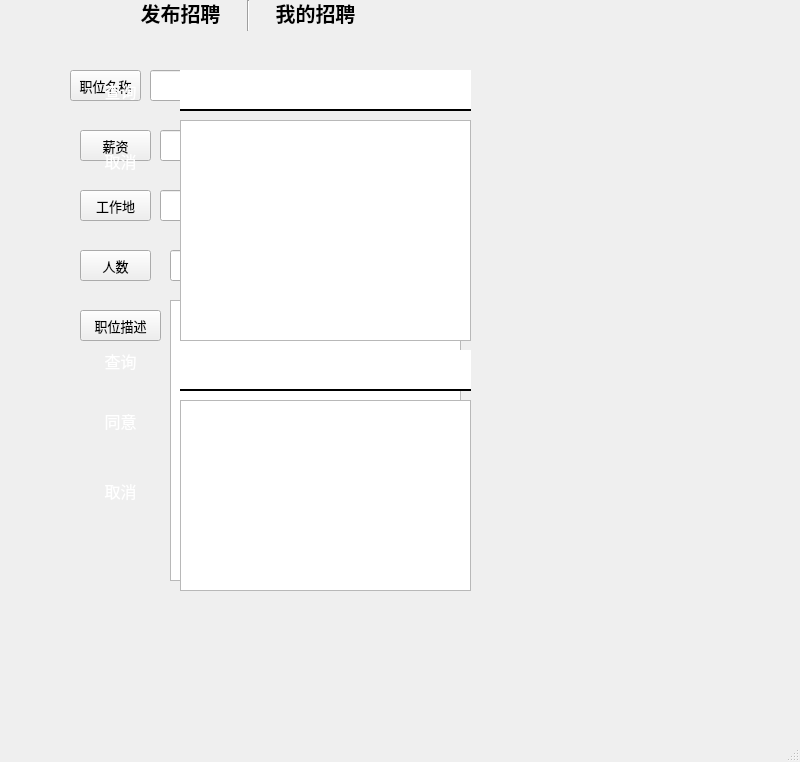
The window that BOOS/boosUI.ui (python-team-9/final_work) describes before a commit, drawn with Qt 5.
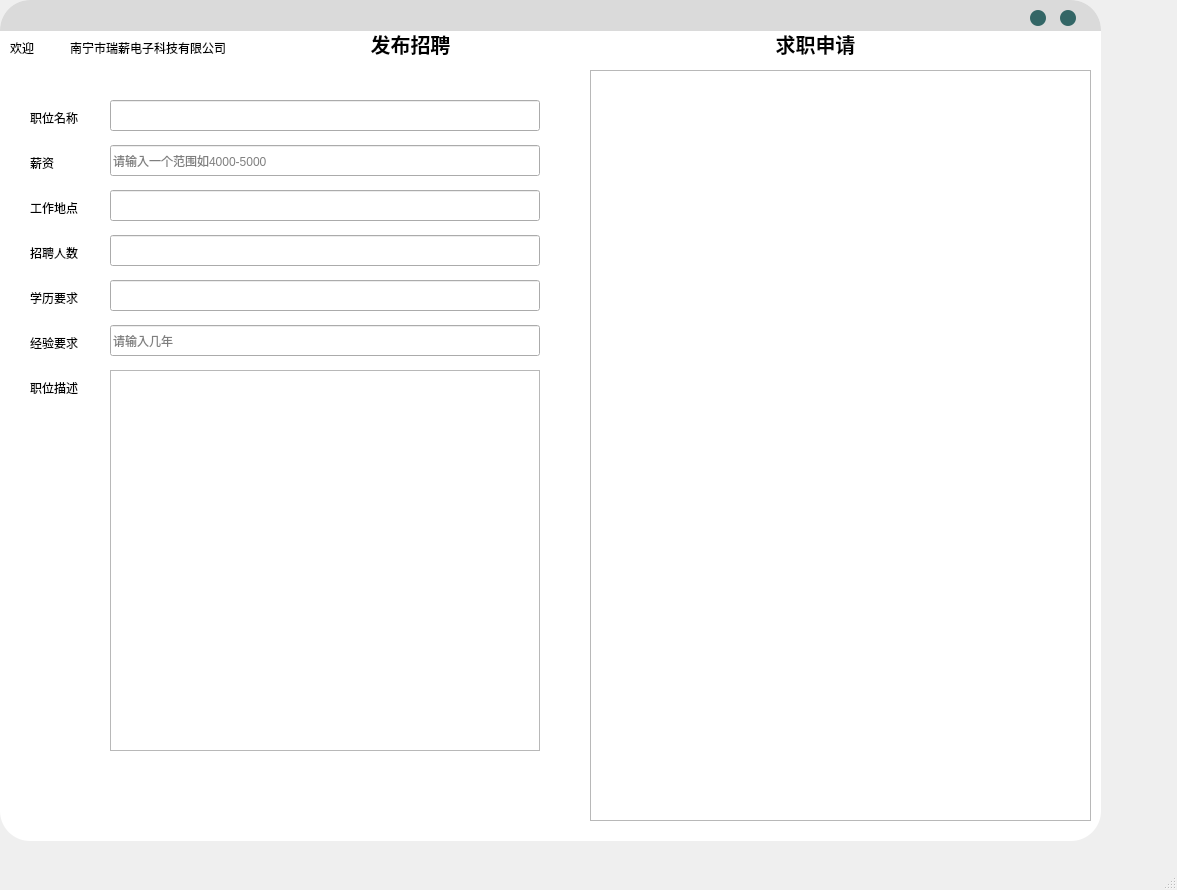
The same window after the commit.

What changed in the file:
```diff
--- a/BOOS/boosUI.ui
+++ b/BOOS/boosUI.ui
@@ -6,48 +6,19 @@
    <rect>
     <x>0</x>
     <y>0</y>
-    <width>800</width>
-    <height>762</height>
+    <width>1177</width>
+    <height>890</height>
    </rect>
   </property>
   <property name="windowTitle">
    <string>MainWindow</string>
   </property>
   <widget class="QWidget" name="centralwidget">
-   <widget class="QPushButton" name="pushButton_5">
-    <property name="geometry">
-     <rect>
-      <x>100</x>
-      <y>0</y>
-      <width>161</width>
-      <height>25</height>
-     </rect>
-    </property>
-    <property name="font">
-     <font>
-      <family>幼圆</family>
-      <pointsize>15</pointsize>
-      <weight>75</weight>
-      <bold>true</bold>
-     </font>
-    </property>
-    <property name="styleSheet">
-     <string notr="true">#pushButton_5{
-border:none;
-}
-#pushButton_5:focus{
-color:rgb(186,186,186);
-}</string>
-    </property>
-    <property name="text">
-     <string>发布招聘</string>
-    </property>
-   </widget>
    <widget class="QPushButton" name="pushButton_4">
     <property name="geometry">
      <rect>
-      <x>260</x>
-      <y>0</y>
+      <x>760</x>
+      <y>31</y>
       <width>111</width>
       <height>25</height>
      </rect>
@@ -69,29 +40,16 @@
 }</string>
     </property>
     <property name="text">
-     <string>我的招聘</string>
-    </property>
-   </widget>
-   <widget class="Line" name="line">
-    <property name="geometry">
-     <rect>
-      <x>240</x>
-      <y>0</y>
-      <width>16</width>
-      <height>31</height>
-     </rect>
-    </property>
-    <property name="orientation">
-     <enum>Qt::Vertical</enum>
+     <string>求职申请</string>
     </property>
    </widget>
    <widget class="QWidget" name="widget" native="true">
     <property name="geometry">
      <rect>
-      <x>60</x>
-      <y>40</y>
-      <width>441</width>
-      <height>561</height>
+      <x>20</x>
+      <y>70</y>
+      <width>551</width>
+      <height>801</height>
      </rect>
     </property>
     <widget class="QLineEdit" name="lineEdit">
@@ -99,172 +57,166 @@
       <rect>
        <x>90</x>
        <y>30</y>
-       <width>311</width>
+       <width>430</width>
        <height>31</height>
       </rect>
      </property>
     </widget>
-    <widget class="QPushButton" name="pushButton_6">
+    <widget class="QTextEdit" name="textEdit">
+     <property name="geometry">
+      <rect>
+       <x>90</x>
+       <y>300</y>
+       <width>430</width>
+       <height>381</height>
+      </rect>
+     </property>
+    </widget>
+    <widget class="QLabel" name="label_5">
      <property name="geometry">
       <rect>
        <x>10</x>
-       <y>30</y>
-       <width>71</width>
-       <height>31</height>
+       <y>40</y>
+       <width>68</width>
+       <height>15</height>
       </rect>
      </property>
      <property name="font">
       <font>
        <family>幼圆</family>
-       <pointsize>10</pointsize>
-       <weight>50</weight>
-       <bold>false</bold>
       </font>
      </property>
-     <property name="styleSheet">
-      <string notr="true">#pushButton_5{
-border:none;
-}
-#pushButton_5:focus{
-color:rgb(186,186,186);
-}</string>
-     </property>
      <property name="text">
       <string>职位名称</string>
      </property>
     </widget>
-    <widget class="QPushButton" name="pushButton_7">
+    <widget class="QLabel" name="label_6">
      <property name="geometry">
       <rect>
-       <x>20</x>
-       <y>90</y>
-       <width>71</width>
-       <height>31</height>
+       <x>10</x>
+       <y>85</y>
+       <width>68</width>
+       <height>15</height>
       </rect>
      </property>
      <property name="font">
       <font>
        <family>幼圆</family>
-       <pointsize>10</pointsize>
-       <weight>50</weight>
-       <bold>false</bold>
       </font>
      </property>
-     <property name="styleSheet">
-      <string notr="true">#pushButton_5{
-border:none;
-}
-#pushButton_5:focus{
-color:rgb(186,186,186);
-}</string>
-     </property>
      <property name="text">
       <string>薪资</string>
      </property>
     </widget>
-    <widget class="QLineEdit" name="lineEdit_2">
+    <widget class="QLabel" name="label_7">
      <property name="geometry">
       <rect>
-       <x>100</x>
-       <y>90</y>
-       <width>301</width>
-       <height>31</height>
+       <x>10</x>
+       <y>130</y>
+       <width>68</width>
+       <height>15</height>
       </rect>
      </property>
-    </widget>
-    <widget class="QPushButton" name="pushButton_8">
-     <property name="geometry">
-      <rect>
-       <x>20</x>
-       <y>150</y>
-       <width>71</width>
-       <height>31</height>
-      </rect>
-     </property>
      <property name="font">
       <font>
        <family>幼圆</family>
-       <pointsize>10</pointsize>
-       <weight>50</weight>
-       <bold>false</bold>
       </font>
      </property>
-     <property name="styleSheet">
-      <string notr="true">#pushButton_5{
-border:none;
-}
-#pushButton_5:focus{
-color:rgb(186,186,186);
-}</string>
-     </property>
      <property name="text">
-      <string>工作地</string>
+      <string>工作地点</string>
      </property>
     </widget>
-    <widget class="QPushButton" name="pushButton_9">
+    <widget class="QLabel" name="label_9">
      <property name="geometry">
       <rect>
-       <x>20</x>
-       <y>210</y>
-       <width>71</width>
-       <height>31</height>
+       <x>10</x>
+       <y>175</y>
+       <width>68</width>
+       <height>15</height>
       </rect>
      </property>
      <property name="font">
       <font>
        <family>幼圆</family>
-       <pointsize>10</pointsize>
-       <weight>50</weight>
-       <bold>false</bold>
       </font>
      </property>
-     <property name="styleSheet">
-      <string notr="true">#pushButton_5{
-border:none;
-}
-#pushButton_5:focus{
-color:rgb(186,186,186);
-}</string>
-     </property>
      <property name="text">
-      <string>人数</string>
+      <string>招聘人数</string>
      </property>
     </widget>
-    <widget class="QPushButton" name="pushButton_10">
+    <widget class="QLabel" name="label_10">
      <property name="geometry">
       <rect>
-       <x>20</x>
-       <y>270</y>
-       <width>81</width>
-       <height>31</height>
+       <x>10</x>
+       <y>310</y>
+       <width>68</width>
+       <height>15</height>
       </rect>
      </property>
      <property name="font">
       <font>
        <family>幼圆</family>
-       <pointsize>10</pointsize>
-       <weight>50</weight>
-       <bold>false</bold>
       </font>
      </property>
-     <property name="styleSheet">
-      <string notr="true">#pushButton_5{
-border:none;
-}
-#pushButton_5:focus{
-color:rgb(186,186,186);
-}</string>
-     </property>
      <property name="text">
       <string>职位描述</string>
      </property>
     </widget>
+    <widget class="QLabel" name="label_11">
+     <property name="geometry">
+      <rect>
+       <x>10</x>
+       <y>220</y>
+       <width>68</width>
+       <height>15</height>
+      </rect>
+     </property>
+     <property name="font">
+      <font>
+       <family>幼圆</family>
+      </font>
+     </property>
+     <property name="text">
+      <string>学历要求</string>
+     </property>
+    </widget>
+    <widget class="QLabel" name="label_12">
+     <property name="geometry">
+      <rect>
+       <x>10</x>
+       <y>265</y>
+       <width>68</width>
+       <height>15</height>
+      </rect>
+     </property>
+     <property name="font">
+      <font>
+       <family>幼圆</family>
+      </font>
+     </property>
+     <property name="text">
+      <string>经验要求</string>
+     </property>
+    </widget>
+    <widget class="QLineEdit" name="lineEdit_2">
+     <property name="geometry">
+      <rect>
+       <x>90</x>
+       <y>75</y>
+       <width>430</width>
+       <height>31</height>
+      </rect>
+     </property>
+     <property name="placeholderText">
+      <string>请输入一个范围如4000-5000</string>
+     </property>
+    </widget>
     <widget class="QLineEdit" name="lineEdit_3">
      <property name="geometry">
       <rect>
-       <x>100</x>
-       <y>150</y>
-       <width>301</width>
+       <x>90</x>
+       <y>120</y>
+       <width>430</width>
        <height>31</height>
       </rect>
      </property>
@@ -272,47 +224,41 @@
     <widget class="QLineEdit" name="lineEdit_4">
      <property name="geometry">
       <rect>
-       <x>110</x>
+       <x>90</x>
+       <y>165</y>
+       <width>430</width>
+       <height>31</height>
+      </rect>
+     </property>
+    </widget>
+    <widget class="QLineEdit" name="lineEdit_5">
+     <property name="geometry">
+      <rect>
+       <x>90</x>
        <y>210</y>
-       <width>301</width>
+       <width>430</width>
        <height>31</height>
       </rect>
      </property>
     </widget>
-    <widget class="QTextEdit" name="textEdit">
+    <widget class="QLineEdit" name="lineEdit_6">
      <property name="geometry">
       <rect>
-       <x>110</x>
-       <y>260</y>
-       <width>291</width>
-       <height>281</height>
+       <x>90</x>
+       <y>255</y>
+       <width>430</width>
+       <height>31</height>
       </rect>
      </property>
-    </widget>
-    <widget class="QWidget" name="widget_2" native="true">
-     <property name="geometry">
-      <rect>
-       <x>0</x>
-       <y>0</y>
-       <width>441</width>
-       <height>561</height>
-      </rect>
+     <property name="placeholderText">
+      <string>请输入几年</string>
      </property>
-     <widget class="QTextEdit" name="textEdit_3">
-      <property name="geometry">
-       <rect>
-        <x>120</x>
-        <y>80</y>
-        <width>291</width>
-        <height>221</height>
-       </rect>
-      </property>
-     </widget>
-     <widget class="QPushButton" name="pushButton_16">
+    </widget>
+    <widget class="QPushButton" name="pushButton_6">
       <property name="geometry">
        <rect>
-        <x>10</x>
-        <y>30</y>
+       <x>409</x>
+       <y>710</y>
         <width>101</width>
         <height>41</height>
        </rect>
@@ -338,45 +284,66 @@
 </string>
       </property>
       <property name="text">
-       <string>查询</string>
-      </property>
-     </widget>
-     <widget class="QLineEdit" name="lineEdit_10">
+      <string>发布</string>
+     </property>
+    </widget>
+   </widget>
+   <widget class="QLabel" name="label_8">
       <property name="geometry">
        <rect>
-        <x>120</x>
-        <y>30</y>
-        <width>291</width>
-        <height>41</height>
+      <x>0</x>
+      <y>0</y>
+      <width>1101</width>
+      <height>31</height>
        </rect>
       </property>
       <property name="styleSheet">
-       <string notr="true">border:none;
-border-bottom:2px solid #000;
-</string>
-      </property>
-     </widget>
-     <widget class="QPushButton" name="pushButton_17">
+     <string notr="true">background:rgb(218,218,218);
+border-top-left-radius:30px;
+border-top-right-radius:30px;</string>
+    </property>
+    <property name="text">
+     <string/>
+    </property>
+   </widget>
+   <widget class="QPushButton" name="pushButton">
       <property name="geometry">
        <rect>
-        <x>10</x>
-        <y>360</y>
-        <width>101</width>
-        <height>41</height>
-       </rect>
-      </property>
-      <property name="font">
-       <font>
-        <family>幼圆</family>
-        <pointsize>12</pointsize>
-       </font>
-      </property>
+      <x>1030</x>
+      <y>10</y>
+      <width>16</width>
+      <height>16</height>
+     </rect>
+    </property>
+    <property name="styleSheet">
+     <string notr="true">QPushButton{
+	border-radius:8px;
+	background-color: #336666;
+}
+QPushButton:hover{
+	border-radius:8px;
+	background-color: #CCCCCC;
+}
+
+</string>
+    </property>
+    <property name="text">
+     <string/>
+    </property>
+   </widget>
+   <widget class="QPushButton" name="pushButton_2">
+    <property name="geometry">
+     <rect>
+      <x>1060</x>
+      <y>10</y>
+      <width>16</width>
+      <height>16</height>
+     </rect>
+    </property>
       <property name="styleSheet">
        <string notr="true">QPushButton{
-	background-color:qlineargradient(spread:pad, x1:0, y1:0, 		x2:1, y2:1, stop:0 #663300, stop:1 #333333);
-	color:#fff;
-	border-radius:5px;
-	border:none;
+	border-radius:8px;
+	background-color: #336666;
 }
 QPushButton:pressed{
 	padding-top:15px;
@@ -386,135 +353,114 @@
 </string>
       </property>
       <property name="text">
-       <string>同意</string>
-      </property>
-     </widget>
-     <widget class="QPushButton" name="pushButton_18">
+     <string/>
+    </property>
+   </widget>
+   <widget class="QPushButton" name="pushButton_5">
       <property name="geometry">
        <rect>
-        <x>10</x>
-        <y>430</y>
-        <width>101</width>
-        <height>41</height>
+      <x>330</x>
+      <y>31</y>
+      <width>161</width>
+      <height>25</height>
        </rect>
       </property>
       <property name="font">
        <font>
         <family>幼圆</family>
-        <pointsize>12</pointsize>
+      <pointsize>15</pointsize>
+      <weight>75</weight>
+      <bold>true</bold>
        </font>
       </property>
       <property name="styleSheet">
-       <string notr="true">QPushButton{
-	background-color:qlineargradient(spread:pad, x1:0, y1:0, 		x2:1, y2:1, stop:0 #663300, stop:1 #333333);
-	color:#fff;
-	border-radius:5px;
-	border:none;
+     <string notr="true">#pushButton_5{
+border:none;
 }
-QPushButton:pressed{
-	padding-top:15px;
-	padding-left:15px;
-}
-
-</string>
+#pushButton_5:focus{
+color:rgb(186,186,186);
+}</string>
       </property>
       <property name="text">
-       <string>取消</string>
-      </property>
-     </widget>
-     <widget class="QLineEdit" name="lineEdit_11">
+     <string>发布招聘</string>
+    </property>
+   </widget>
+   <widget class="QTableView" name="tableView">
       <property name="geometry">
        <rect>
-        <x>120</x>
-        <y>310</y>
-        <width>291</width>
-        <height>41</height>
+      <x>590</x>
+      <y>70</y>
+      <width>501</width>
+      <height>751</height>
        </rect>
       </property>
       <property name="styleSheet">
-       <string notr="true">border:none;
-border-bottom:2px solid #000;
-</string>
-      </property>
-     </widget>
-     <widget class="QTextEdit" name="textEdit_4">
+     <string notr="true"/>
+    </property>
+   </widget>
+   <widget class="QLabel" name="label">
       <property name="geometry">
        <rect>
-        <x>120</x>
-        <y>360</y>
-        <width>291</width>
-        <height>191</height>
-       </rect>
-      </property>
-     </widget>
-     <widget class="QPushButton" name="pushButton_19">
+      <x>0</x>
+      <y>0</y>
+      <width>1101</width>
+      <height>841</height>
+     </rect>
+    </property>
+    <property name="styleSheet">
+     <string notr="true">background:#FFF;
+border-radius:30px;</string>
+    </property>
+    <property name="text">
+     <string/>
+    </property>
+   </widget>
+   <widget class="QLabel" name="label_3">
       <property name="geometry">
        <rect>
         <x>10</x>
-        <y>300</y>
-        <width>101</width>
-        <height>41</height>
+      <y>40</y>
+      <width>68</width>
+      <height>15</height>
        </rect>
       </property>
       <property name="font">
        <font>
         <family>幼圆</family>
-        <pointsize>12</pointsize>
-       </font>
-      </property>
-      <property name="styleSheet">
-       <string notr="true">QPushButton{
-	background-color:qlineargradient(spread:pad, x1:0, y1:0, 		x2:1, y2:1, stop:0 #663300, stop:1 #333333);
-	color:#fff;
-	border-radius:5px;
-	border:none;
-}
-QPushButton:pressed{
-	padding-top:15px;
-	padding-left:15px;
-}
-
-</string>
-      </property>
+     </font>
+    </property>
       <property name="text">
-       <string>查询</string>
-      </property>
-     </widget>
-     <widget class="QPushButton" name="pushButton_20">
+     <string>欢迎</string>
+    </property>
+   </widget>
+   <widget class="QLabel" name="label_4">
       <property name="geometry">
        <rect>
-        <x>10</x>
-        <y>100</y>
-        <width>101</width>
-        <height>41</height>
+      <x>70</x>
+      <y>40</y>
+      <width>281</width>
+      <height>16</height>
        </rect>
       </property>
       <property name="font">
        <font>
         <family>幼圆</family>
-        <pointsize>12</pointsize>
-       </font>
-      </property>
-      <property name="styleSheet">
-       <string notr="true">QPushButton{
-	background-color:qlineargradient(spread:pad, x1:0, y1:0, 		x2:1, y2:1, stop:0 #663300, stop:1 #333333);
-	color:#fff;
-	border-radius:5px;
-	border:none;
-}
-QPushButton:pressed{
-	padding-top:15px;
-	padding-left:15px;
-}
-
-</string>
-      </property>
+     </font>
+    </property>
       <property name="text">
-       <string>取消</string>
-      </property>
-     </widget>
-    </widget>
-   </widget>
+     <string>南宁市瑞薪电子科技有限公司</string>
+    </property>
+   </widget>
+   <zorder>label</zorder>
+   <zorder>pushButton_4</zorder>
+   <zorder>widget</zorder>
+   <zorder>label_8</zorder>
+   <zorder>pushButton</zorder>
+   <zorder>pushButton_2</zorder>
+   <zorder>pushButton_5</zorder>
+   <zorder>tableView</zorder>
+   <zorder>label_3</zorder>
+   <zorder>label_4</zorder>
   </widget>
   <widget class="QMenuBar" name="menubar">
    <property name="geometry">
```
Left out of the diff: 8 changed lines with no effect on the pictures. Lines whose indentation alone changed are shown as unchanged.
